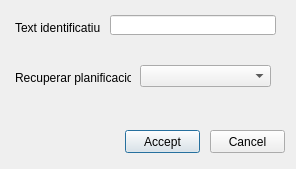
Old version of the form ui/month_manage.ui in the repository bgeo-gis/treemanage_qgis_pluggin.
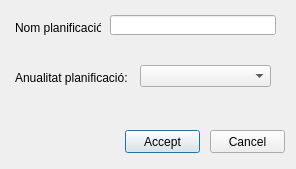
New version of the form.

```diff
--- a/ui/month_manage.ui
+++ b/ui/month_manage.ui
@@ -39,7 +39,7 @@
     </rect>
    </property>
    <property name="text">
-    <string>Text identificatiu:</string>
+    <string>Nom planificació:</string>
    </property>
   </widget>
   <widget class="QComboBox" name="cbx_years">
@@ -88,7 +88,7 @@
     </rect>
    </property>
    <property name="text">
-    <string>Recuperar planificacio:</string>
+    <string>Anualitat planificació:</string>
    </property>
   </widget>
  </widget>
```
